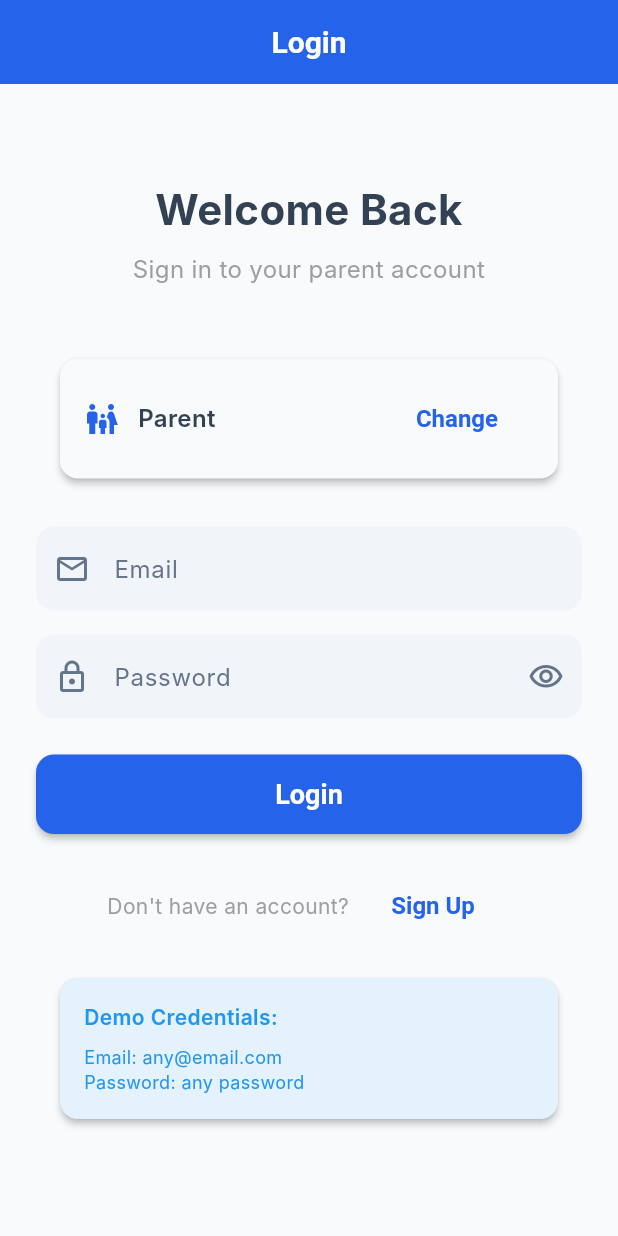
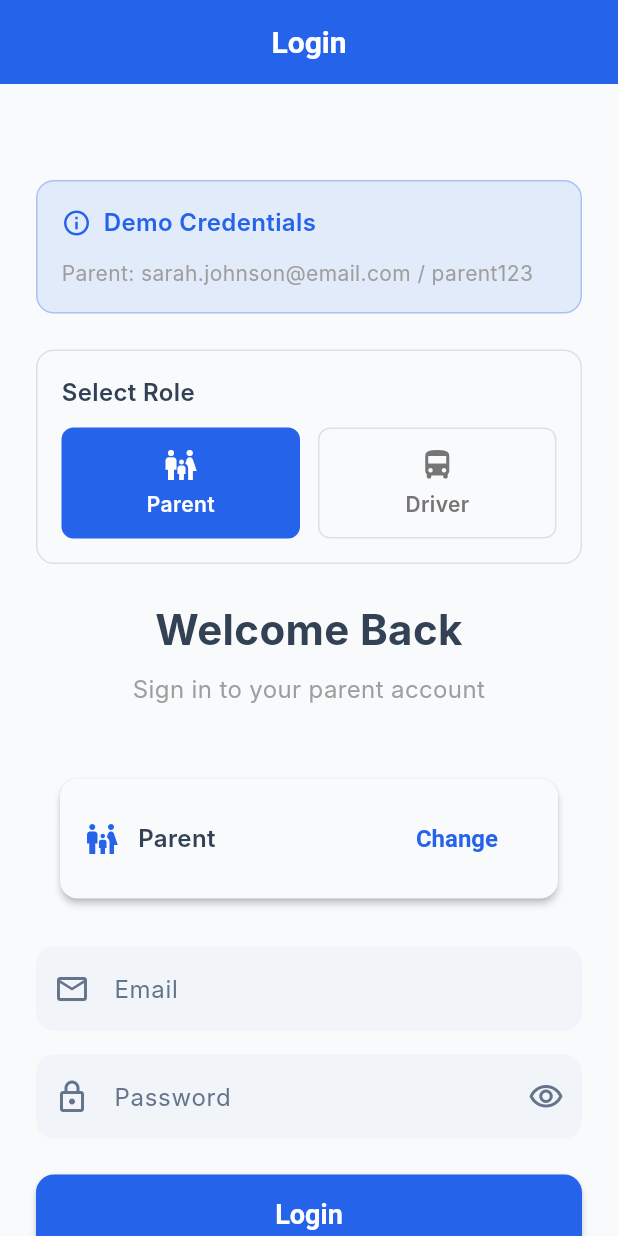
Before and after one commit to scott931/schooltrs_mobile, a Flutter app: the screen it shows after launch, after a tap on "Skip", after a tap on "👨‍👩‍👧‍👦", on a phone screen of 412 x 824 dp. Run offline on Flutter 3.47's test engine with Material 3 defaults, Android fonts, the phone set to English and light mode, and no system bars; our stand-ins replace flutter_local_notifications, go_router, hive, hive_flutter, shared_preferences; accounts and stored records are empty; network calls fail; Roboto replaces fonts that are missing (Inter).

```diff
--- a/lib/screens/auth/login_screen.dart
+++ b/lib/screens/auth/login_screen.dart
@@ -95,6 +95,95 @@ class _LoginScreenState extends State<LoginScreen> {
               crossAxisAlignment: CrossAxisAlignment.stretch,
               children: [
                 const SizedBox(height: 40),
+
+                // Demo credentials info
+                Container(
+                  padding: const EdgeInsets.all(16),
+                  decoration: BoxDecoration(
+                    color: AppColors.primary.withOpacity(0.1),
+                    borderRadius: BorderRadius.circular(12),
+                    border:
+                        Border.all(color: AppColors.primary.withOpacity(0.3)),
+                  ),
+                  child: Column(
+                    crossAxisAlignment: CrossAxisAlignment.start,
+                    children: [
+                      Row(
+                        children: [
+                          Icon(
+                            Icons.info_outline,
+                            color: AppColors.primary,
+                            size: 20,
+                          ),
+                          const SizedBox(width: 8),
+                          const Text(
+                            'Demo Credentials',
+                            style: TextStyle(
+                              fontSize: 16,
+                              fontWeight: FontWeight.w600,
+                              color: AppColors.primary,
+                            ),
+                          ),
+                        ],
+                      ),
+                      const SizedBox(height: 12),
+                      Text(
+                        _selectedRole == UserRole.parent
+                            ? 'Parent: sarah.johnson@email.com / parent123'
+                            : 'Driver: michael.driver@school.com / driver123',
+                        style: const TextStyle(
+                          fontSize: 14,
+                          color: Colors.grey,
+                        ),
+                      ),
+                    ],
+                  ),
+                ),
+
+                const SizedBox(height: 24),
+
+                // Role selector
+                Container(
+                  padding: const EdgeInsets.all(16),
+                  decoration: BoxDecoration(
+                    border: Border.all(color: Colors.grey[300]!),
+                    borderRadius: BorderRadius.circular(12),
+                  ),
+                  child: Column(
+                    crossAxisAlignment: CrossAxisAlignment.start,
+                    children: [
+                      const Text(
+                        'Select Role',
+                        style: TextStyle(
+                          fontSize: 16,
+                          fontWeight: FontWeight.w600,
+                        ),
+                      ),
+                      const SizedBox(height: 12),
+                      Row(
+                        children: [
+                          Expanded(
+                            child: _buildRoleButton(
+                              role: UserRole.parent,
+                              label: 'Parent',
+                              icon: Icons.family_restroom,
+                            ),
+                          ),
+                          const SizedBox(width: 12),
+                          Expanded(
+                            child: _buildRoleButton(
+                              role: UserRole.driver,
+                              label: 'Driver',
+                              icon: Icons.directions_bus,
+                            ),
+                          ),
+                        ],
+                      ),
+                    ],
+                  ),
+                ),
+
+                const SizedBox(height: 24),
 
                 // Header
                 const Text(
@@ -275,22 +364,24 @@ class _LoginScreenState extends State<LoginScreen> {
                 // Demo credentials
                 Card(
                   color: Colors.blue.shade50,
-                  child: const Padding(
-                    padding: EdgeInsets.all(16),
+                  child: Padding(
+                    padding: const EdgeInsets.all(16),
                     child: Column(
                       crossAxisAlignment: CrossAxisAlignment.start,
                       children: [
-                        Text(
+                        const Text(
                           'Demo Credentials:',
                           style: TextStyle(
                             fontWeight: FontWeight.w600,
                             color: Colors.blue,
                           ),
                         ),
-                        SizedBox(height: 8),
+                        const SizedBox(height: 8),
                         Text(
-                          'Email: any@email.com\nPassword: any password',
-                          style: TextStyle(
+                          _selectedRole == UserRole.parent
+                              ? 'Parent: sarah.johnson@email.com / parent123'
+                              : 'Driver: michael.driver@school.com / driver123',
+                          style: const TextStyle(
                             fontSize: 12,
                             color: Colors.blue,
                           ),
@@ -306,4 +397,47 @@ class _LoginScreenState extends State<LoginScreen> {
       ),
     );
   }
+
+  Widget _buildRoleButton({
+    required UserRole role,
+    required String label,
+    required IconData icon,
+  }) {
+    final isSelected = _selectedRole == role;
+
+    return GestureDetector(
+      onTap: () {
+        setState(() {
+          _selectedRole = role;
+        });
+      },
+      child: Container(
+        padding: const EdgeInsets.symmetric(vertical: 12),
+        decoration: BoxDecoration(
+          color: isSelected ? AppColors.primary : Colors.transparent,
+          borderRadius: BorderRadius.circular(8),
+          border: Border.all(
+            color: isSelected ? AppColors.primary : Colors.grey[300]!,
+          ),
+        ),
+        child: Column(
+          children: [
+            Icon(
+              icon,
+              color: isSelected ? Colors.white : Colors.grey[600],
+              size: 24,
+            ),
+            const SizedBox(height: 4),
+            Text(
+              label,
+              style: TextStyle(
+                color: isSelected ? Colors.white : Colors.grey[600],
+                fontWeight: FontWeight.w600,
+              ),
+            ),
+          ],
+        ),
+      ),
+    );
+  }
 }
```
Also changed, not shown: lib/providers/auth_provider.dart (+36 -9 lines), lib/screens/parent/children_screen.dart (+12 -4 lines), lib/screens/parent/live_map_screen.dart (+5 -5 lines), lib/screens/parent/parent_dashboard.dart (+8 -4 lines), assets/fonts/Poppins-Regular.ttf (added).
